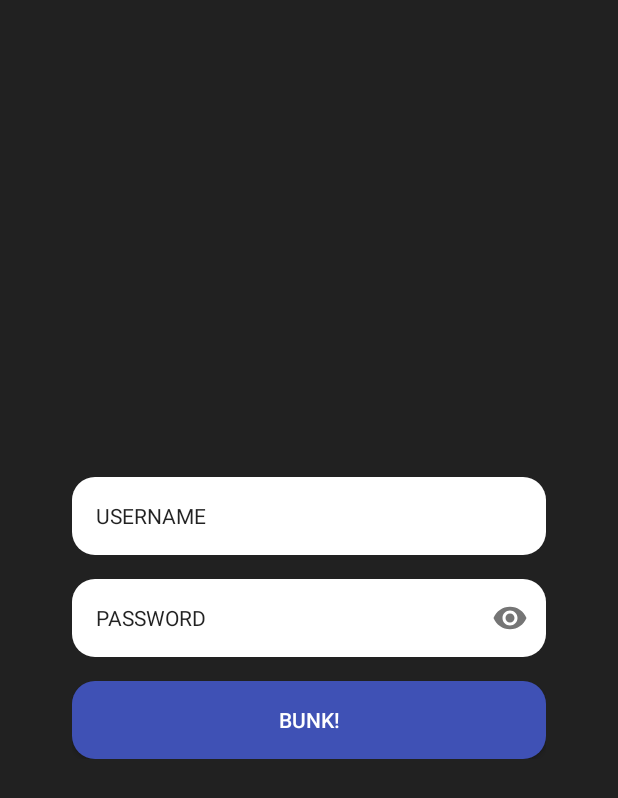
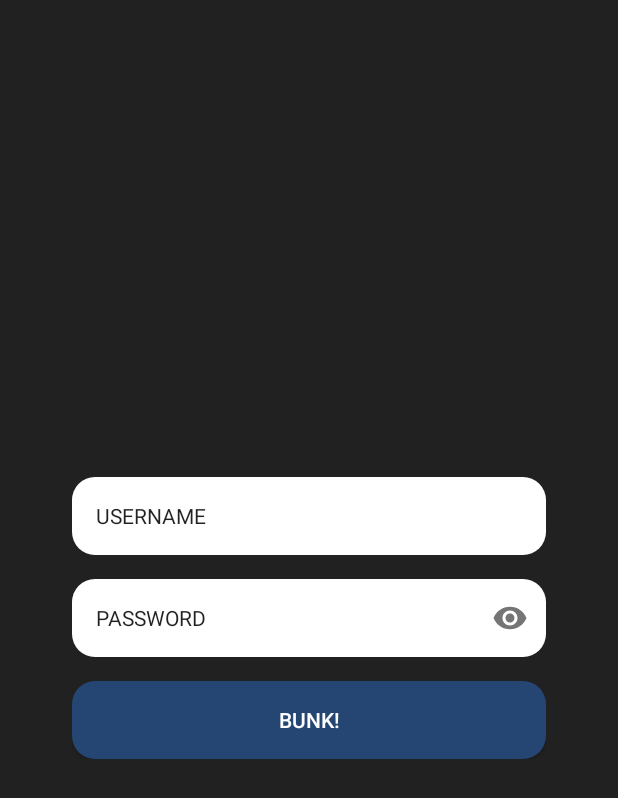
Before and after one commit to abhijitparida/bunk, an Android app: the screen it shows after launch (LoginActivity), on a phone screen of 412 x 824 dp. Shown: the top 798 px of the screen. Run offline under Robolectric (Android 15) with nearby library versions, the phone set to English and light mode, and no system bars.

Commit message:
Change button background to primary color

```diff
--- a/app/src/main/res/drawable/bg_login_button.xml
+++ b/app/src/main/res/drawable/bg_login_button.xml
@@ -1,5 +1,5 @@
 <?xml version="1.0" encoding="utf-8"?>
 <shape xmlns:android="http://schemas.android.com/apk/res/android">
     <corners android:radius="15dp" />
-    <solid android:color="@color/indigo" />
+    <solid android:color="?attr/colorPrimary" />
 </shape>
```
